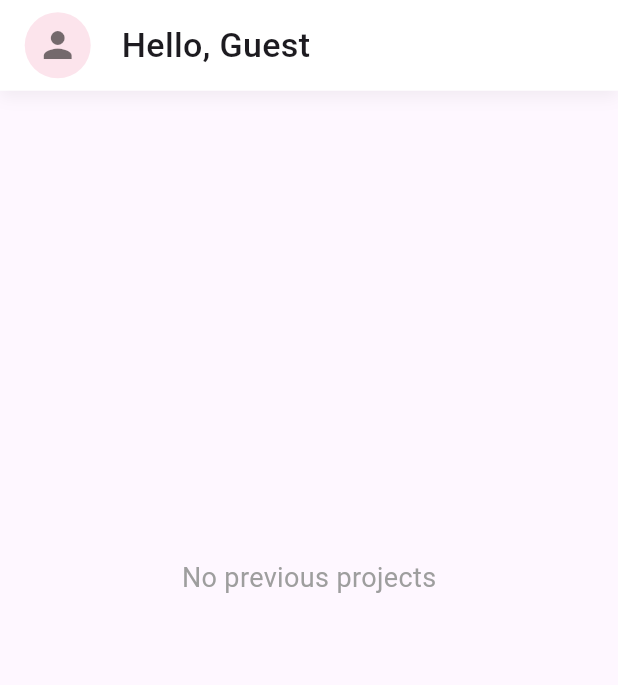
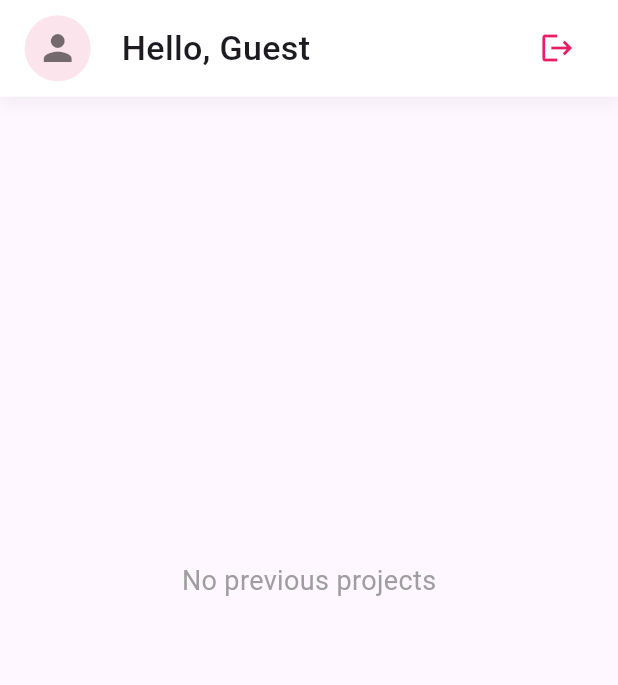
Before and after one commit to Achin-Agarwal/SE, a Flutter app: the Dashboard screen opened directly, on a phone screen of 412 x 824 dp. Shown: the top 685 px of the screen. Run offline on Flutter 3.47's test engine with Material 3 defaults, Android fonts, the phone set to English and light mode, and no system bars; drawn by our look-alikes of curved_navigation_bar; our stand-ins replace flutter_riverpod, geolocator, get, google_maps_flutter, image_picker, ionicons and 3 more; accounts and stored records are empty; network calls fail.

Commit message:
fix: Extract first name from username and improve response handling in various screens

```diff
--- a/app/lib/screens/dashboard.dart
+++ b/app/lib/screens/dashboard.dart
@@ -44,6 +44,13 @@ class _DashboardState extends ConsumerState<Dashboard> {
       const Cart(),
       const Bookings(),
     ];
+
+    // Extract first name safely
+    final fullName = ref.watch(usernameProvider);
+    final firstName = fullName.contains(' ')
+        ? fullName.split(' ').first
+        : fullName;
+
     return PopScope(
       canPop: false,
       onPopInvokedWithResult: (didPop, result) async {
@@ -58,15 +65,13 @@ class _DashboardState extends ConsumerState<Dashboard> {
             ref.read(navIndexProvider.notifier).state = 1;
             ref.read(setIndexProvider.notifier).state = 0;
             return;
-          }
-          else if(currentSet >1 && currentSet <4){
+          } else if (currentSet > 1 && currentSet < 4) {
             ref.read(navIndexProvider.notifier).state = 2;
             ref.read(setIndexProvider.notifier).state = 0;
             return;
-          }
-          else if(currentSet >=4){
-            ref.read(navIndexProvider.notifier).state =3;
-            ref.read(setIndexProvider.notifier).state =0;
+          } else if (currentSet >= 4) {
+            ref.read(navIndexProvider.notifier).state = 3;
+            ref.read(setIndexProvider.notifier).state = 0;
             return;
           }
         }
@@ -103,9 +108,7 @@ class _DashboardState extends ConsumerState<Dashboard> {
               ),
               child: Row(
                 children: [
-                  GestureDetector(
-                    onTap: () => _logout(context),
-                    child: CircleAvatar(
+                  CircleAvatar(
                     radius: 22,
                     backgroundColor: Colors.pink[50],
                     child: ClipOval(
@@ -129,18 +132,26 @@ class _DashboardState extends ConsumerState<Dashboard> {
                       ),
                     ),
                   ),
-                  ),
                   SizedBox(width: size.width * 0.05),
-                  Text(
-                    "Hello, ${ref.watch(usernameProvider)}",
+                  Expanded(
+                    child: Text(
+                      "Hello, $firstName",
                       style: TextStyle(
                         fontSize: size.width * 0.055,
                         fontWeight: FontWeight.w500,
                       ),
+                      maxLines: 1,
+                      overflow: TextOverflow.ellipsis,
+                    ),
+                  ),
+                  IconButton(
+                    icon: const Icon(Icons.logout, color: Colors.pink),
+                    onPressed: () => _logout(context),
                   ),
                 ],
               ),
             ),
+
             Expanded(child: screens[currentIndex]),
           ],
         ),
```
Also changed, not shown: app/lib/screens/organizer/home.dart (+5 -2 lines), app/lib/screens/organizer/search_results.dart (+45 -20 lines), app/lib/screens/organizer/search_screen.dart (+10 -7 lines), 2 other files. Lines whose indentation alone changed are shown as unchanged.
